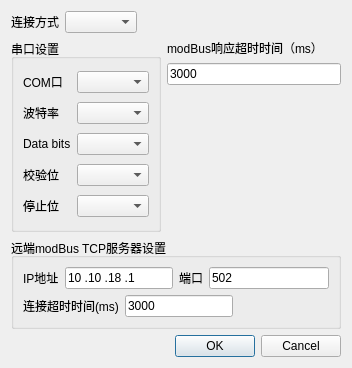
Old version of the form hv_connsettings.ui in the repository curious-heart/X-exposer-tool.
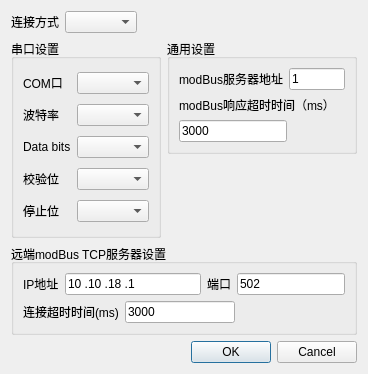
New version of the form.

Diff of the .ui file:
```diff
--- a/hv_connsettings.ui
+++ b/hv_connsettings.ui
@@ -6,104 +6,28 @@
    <rect>
     <x>0</x>
     <y>0</y>
-    <width>352</width>
-    <height>368</height>
+    <width>368</width>
+    <height>374</height>
    </rect>
   </property>
   <property name="windowTitle">
    <string>Dialog</string>
   </property>
-  <layout class="QGridLayout" name="gridLayout_3">
-   <item row="2" column="0" colspan="4">
-    <widget class="QGroupBox" name="tcpipGroupBox">
-     <property name="title">
-      <string>远端modBus TCP服务器设置</string>
-     </property>
-     <layout class="QGridLayout" name="gridLayout_2">
-      <item row="0" column="1">
-       <layout class="QHBoxLayout" name="horizontalLayout_2">
+  <layout class="QVBoxLayout" name="verticalLayout_5">
         <item>
-         <widget class="QLabel" name="srvrPortLbl">
-          <property name="text">
-           <string>端口</string>
-          </property>
-         </widget>
-        </item>
+    <layout class="QHBoxLayout" name="horizontalLayout_5">
         <item>
-         <widget class="QLineEdit" name="srvrPortEdit">
-          <property name="sizePolicy">
-           <sizepolicy hsizetype="MinimumExpanding" vsizetype="Fixed">
-            <horstretch>0</horstretch>
-            <verstretch>0</verstretch>
-           </sizepolicy>
-          </property>
-          <property name="minimumSize">
-           <size>
-            <width>64</width>
-            <height>0</height>
-           </size>
-          </property>
+      <widget class="QLabel" name="modBusConnTypeLbl">
           <property name="text">
-           <string>502</string>
+        <string>连接方式</string>
           </property>
          </widget>
         </item>
         <item>
-         <layout class="QHBoxLayout" name="horizontalLayout_4"/>
-        </item>
-       </layout>
-      </item>
-      <item row="0" column="0">
-       <layout class="QHBoxLayout" name="horizontalLayout">
+      <widget class="QComboBox" name="modBusConnTypeComboBox"/>
+     </item>
         <item>
-         <widget class="QLabel" name="srvrIPLbl">
-          <property name="text">
-           <string>IP地址</string>
-          </property>
-         </widget>
-        </item>
-        <item>
-         <widget class="QLineEdit" name="srvrIPEdit">
-          <property name="sizePolicy">
-           <sizepolicy hsizetype="MinimumExpanding" vsizetype="Fixed">
-            <horstretch>0</horstretch>
-            <verstretch>0</verstretch>
-           </sizepolicy>
-          </property>
-          <property name="minimumSize">
-           <size>
-            <width>106</width>
-            <height>0</height>
-           </size>
-          </property>
-          <property name="inputMask">
-           <string>000.000.000.000</string>
-          </property>
-          <property name="text">
-           <string>10.10.18.1</string>
-          </property>
-         </widget>
-        </item>
-       </layout>
-      </item>
-      <item row="1" column="0" colspan="2">
-       <layout class="QHBoxLayout" name="horizontalLayout_3">
-        <item>
-         <widget class="QLabel" name="connSrvrTimeoutLbl">
-          <property name="text">
-           <string>连接超时时间(ms)</string>
-          </property>
-         </widget>
-        </item>
-        <item>
-         <widget class="QLineEdit" name="connSrvrTimeoutEdit">
-          <property name="text">
-           <string>3000</string>
-          </property>
-         </widget>
-        </item>
-        <item>
-         <spacer name="horizontalSpacer">
+      <spacer name="horizontalSpacer_4">
           <property name="orientation">
            <enum>Qt::Horizontal</enum>
           </property>
@@ -117,10 +41,9 @@
         </item>
        </layout>
       </item>
-     </layout>
-    </widget>
-   </item>
-   <item row="1" column="0" colspan="3">
+   <item>
+    <layout class="QHBoxLayout" name="horizontalLayout_8">
+     <item>
     <widget class="QGroupBox" name="serialGroupBox">
      <property name="enabled">
       <bool>true</bool>
@@ -192,17 +115,58 @@
      </layout>
     </widget>
    </item>
-   <item row="0" column="0">
-    <widget class="QLabel" name="modBusConnTypeLbl">
+     <item>
+      <layout class="QVBoxLayout" name="verticalLayout_4">
+       <item>
+        <widget class="QGroupBox" name="groupBox">
+         <property name="title">
+          <string>通用设置</string>
+         </property>
+         <layout class="QVBoxLayout" name="verticalLayout_3">
+          <item>
+           <layout class="QHBoxLayout" name="horizontalLayout_6">
+            <item>
+             <widget class="QLabel" name="modBusSrvrAddrLbl">
      <property name="text">
-      <string>连接方式</string>
+               <string>modBus服务器地址</string>
      </property>
     </widget>
    </item>
-   <item row="0" column="1">
-    <widget class="QComboBox" name="modBusConnTypeComboBox"/>
-   </item>
-   <item row="1" column="3">
+            <item>
+             <widget class="QLineEdit" name="modBusSrvrAddrEdit">
+              <property name="sizePolicy">
+               <sizepolicy hsizetype="Preferred" vsizetype="Fixed">
+                <horstretch>0</horstretch>
+                <verstretch>0</verstretch>
+               </sizepolicy>
+              </property>
+              <property name="maximumSize">
+               <size>
+                <width>16777215</width>
+                <height>16777215</height>
+               </size>
+              </property>
+              <property name="text">
+               <string>1</string>
+              </property>
+             </widget>
+            </item>
+            <item>
+             <spacer name="horizontalSpacer_3">
+              <property name="orientation">
+               <enum>Qt::Horizontal</enum>
+              </property>
+              <property name="sizeHint" stdset="0">
+               <size>
+                <width>40</width>
+                <height>20</height>
+               </size>
+              </property>
+             </spacer>
+            </item>
+           </layout>
+          </item>
+          <item>
     <layout class="QVBoxLayout" name="verticalLayout">
      <item>
       <widget class="QLabel" name="modBusRespTimeoutLbl">
@@ -212,10 +176,38 @@
       </widget>
      </item>
      <item>
+             <layout class="QHBoxLayout" name="horizontalLayout_4">
+              <item>
       <widget class="QLineEdit" name="modBusRespTimeoutEdit">
+                <property name="sizePolicy">
+                 <sizepolicy hsizetype="Preferred" vsizetype="Fixed">
+                  <horstretch>0</horstretch>
+                  <verstretch>0</verstretch>
+                 </sizepolicy>
+                </property>
        <property name="text">
         <string>3000</string>
        </property>
+               </widget>
+              </item>
+              <item>
+               <spacer name="horizontalSpacer_2">
+                <property name="orientation">
+                 <enum>Qt::Horizontal</enum>
+                </property>
+                <property name="sizeHint" stdset="0">
+                 <size>
+                  <width>40</width>
+                  <height>20</height>
+                 </size>
+                </property>
+               </spacer>
+              </item>
+             </layout>
+            </item>
+           </layout>
+          </item>
+         </layout>
       </widget>
      </item>
      <item>
@@ -233,7 +225,116 @@
      </item>
     </layout>
    </item>
-   <item row="3" column="3">
+    </layout>
+   </item>
+   <item>
+    <widget class="QGroupBox" name="tcpipGroupBox">
+     <property name="title">
+      <string>远端modBus TCP服务器设置</string>
+     </property>
+     <layout class="QVBoxLayout" name="verticalLayout_2">
+      <item>
+       <layout class="QHBoxLayout" name="horizontalLayout_7">
+        <item>
+         <layout class="QHBoxLayout" name="horizontalLayout">
+          <item>
+           <widget class="QLabel" name="srvrIPLbl">
+            <property name="text">
+             <string>IP地址</string>
+            </property>
+           </widget>
+          </item>
+          <item>
+           <widget class="QLineEdit" name="srvrIPEdit">
+            <property name="sizePolicy">
+             <sizepolicy hsizetype="MinimumExpanding" vsizetype="Fixed">
+              <horstretch>0</horstretch>
+              <verstretch>0</verstretch>
+             </sizepolicy>
+            </property>
+            <property name="minimumSize">
+             <size>
+              <width>106</width>
+              <height>0</height>
+             </size>
+            </property>
+            <property name="inputMask">
+             <string>000.000.000.000</string>
+            </property>
+            <property name="text">
+             <string>10.10.18.1</string>
+            </property>
+           </widget>
+          </item>
+         </layout>
+        </item>
+        <item>
+         <layout class="QHBoxLayout" name="horizontalLayout_2">
+          <item>
+           <widget class="QLabel" name="srvrPortLbl">
+            <property name="text">
+             <string>端口</string>
+            </property>
+           </widget>
+          </item>
+          <item>
+           <widget class="QLineEdit" name="srvrPortEdit">
+            <property name="sizePolicy">
+             <sizepolicy hsizetype="Preferred" vsizetype="Fixed">
+              <horstretch>0</horstretch>
+              <verstretch>0</verstretch>
+             </sizepolicy>
+            </property>
+            <property name="minimumSize">
+             <size>
+              <width>64</width>
+              <height>0</height>
+             </size>
+            </property>
+            <property name="text">
+             <string>502</string>
+            </property>
+           </widget>
+          </item>
+         </layout>
+        </item>
+       </layout>
+      </item>
+      <item>
+       <layout class="QHBoxLayout" name="horizontalLayout_3">
+        <item>
+         <widget class="QLabel" name="connSrvrTimeoutLbl">
+          <property name="text">
+           <string>连接超时时间(ms)</string>
+          </property>
+         </widget>
+        </item>
+        <item>
+         <widget class="QLineEdit" name="connSrvrTimeoutEdit">
+          <property name="text">
+           <string>3000</string>
+          </property>
+         </widget>
+        </item>
+        <item>
+         <spacer name="horizontalSpacer">
+          <property name="orientation">
+           <enum>Qt::Horizontal</enum>
+          </property>
+          <property name="sizeHint" stdset="0">
+           <size>
+            <width>40</width>
+            <height>20</height>
+           </size>
+          </property>
+         </spacer>
+        </item>
+       </layout>
+      </item>
+     </layout>
+    </widget>
+   </item>
+   <item>
     <widget class="QDialogButtonBox" name="buttonBox">
      <property name="orientation">
       <enum>Qt::Horizontal</enum>
```
Lines whose indentation alone changed are shown as unchanged.
